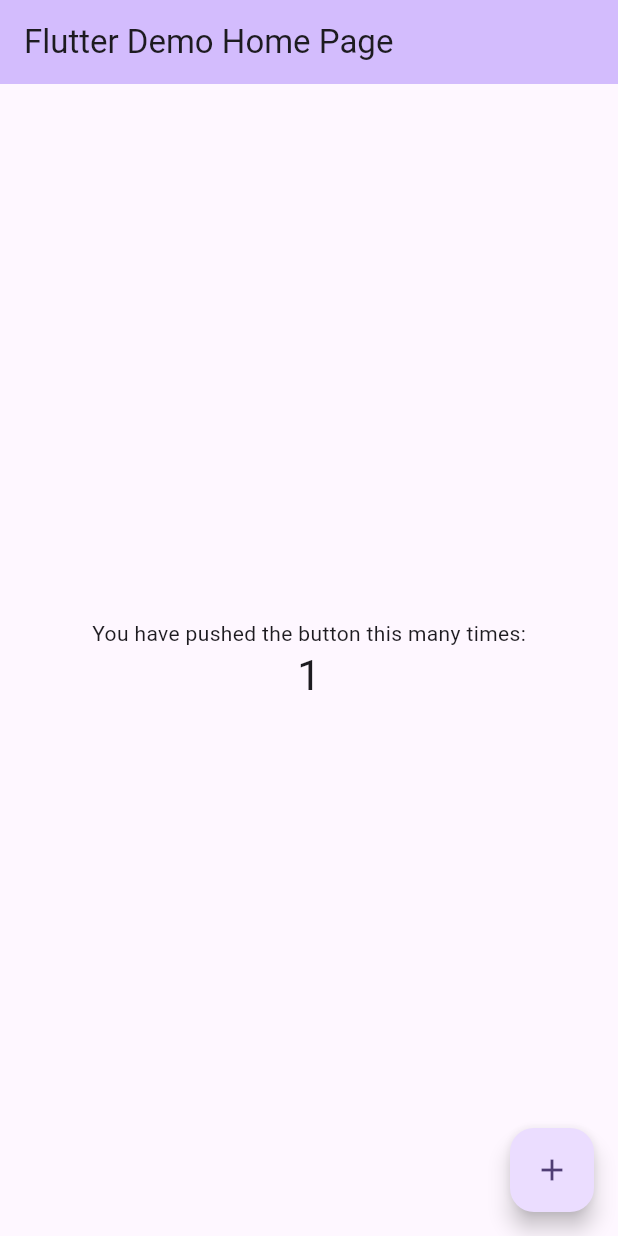
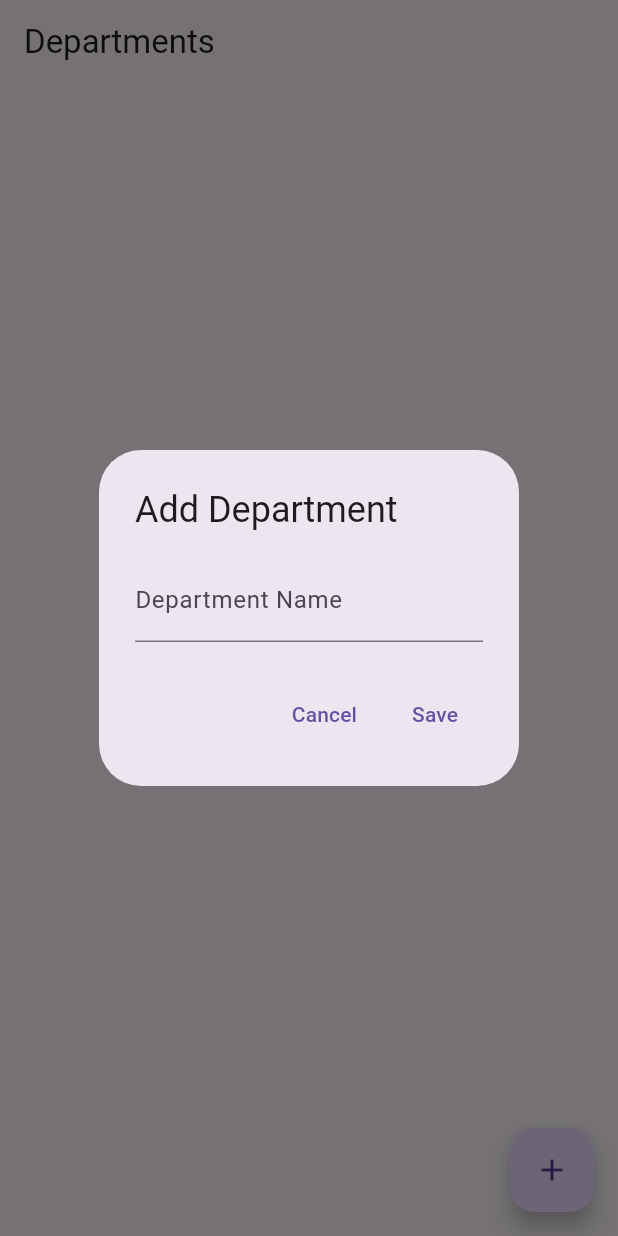
Before and after one commit to WellAzvdo/EscalaIEVV, a Flutter app: the screen it shows after launch, after a tap on the "add" icon, on a phone screen of 412 x 824 dp. Run offline on Flutter 3.47's test engine with Material 3 defaults, Android fonts, the phone set to English and light mode, and no system bars; our stand-ins replace sqflite_common_ffi; accounts and stored records are empty.

Commit message:
Creating CRUD

```diff
--- a/church_schedule_app/lib/database/db_helper.dart
+++ b/church_schedule_app/lib/database/db_helper.dart
@@ -1,15 +1,15 @@
-import 'package:sqflite/sqflite.dart';
 import 'package:sqflite_common_ffi/sqflite_ffi.dart';
-import 'package:path/path.dart';
 
 class DBHelper {
-  static const _databaseName = "church_schedule.db";
-  static const _databaseVersion = 1;
+  static final DBHelper _instance = DBHelper._();
+  static Database? _database;
 
-  static final DBHelper instance = DBHelper._privateConstructor();
-  DBHelper._privateConstructor();
+  DBHelper._() {
+    sqfliteFfiInit(); // Inicializa suporte FFI
+    databaseFactory = databaseFactoryFfi; // Configura o factory global
+  }
 
-  static Database? _database;
+  factory DBHelper() => _instance;
 
   Future<Database> get database async {
     if (_database != null) return _database!;
@@ -18,44 +18,49 @@ class DBHelper {
   }
 
   Future<Database> _initDatabase() async {
-    // Use sqflite_common_ffi for desktop platforms
-    databaseFactory = databaseFactoryFfi;
+    final dbFactory = databaseFactoryFfi; // Certifique-se que o factory está configurado
+    final dbPath = await getDatabasesPath();
+    final path = '$dbPath/church_schedule.db';
 
+    return await dbFactory.openDatabase(path, options: OpenDatabaseOptions(
+      version: 1,
+      onCreate: (db, version) async {
+        await db.execute('''
+          CREATE TABLE departments (
+            id INTEGER PRIMARY KEY AUTOINCREMENT,
+            name TEXT NOT NULL
+          )
+        ''');
+      },
+    ));
+  }
 
-    String path = join(await getDatabasesPath(), _databaseName);
-    return await databaseFactory.openDatabase(
-      path,
-      options: OpenDatabaseOptions(
-        version: _databaseVersion,
-        onCreate: _onCreate,
-      ),
+  static Future<List<Map<String, dynamic>>> getDepartments() async {
+    final db = await DBHelper().database;
+    return await db.query('departments');
+  }
+
+  static Future<void> insertDepartment(String name) async {
+    final db = await DBHelper().database;
+    await db.insert('departments', {'name': name});
+  }
+
+  static Future<void> updateDepartment(int id, String newName) async {
+    final db = await DBHelper().database;
+    await db.update(
+      'departments',
+      {'name': newName},
+      where: 'id = ?',
+      whereArgs: [id],
     );
   }
 
-  Future<void> _onCreate(Database db, int version) async {
-    await db.execute('''
-      CREATE TABLE departments (
-        id INTEGER PRIMARY KEY,
-        name TEXT NOT NULL
-      )
-    ''');
-
-    await db.execute('''
-      CREATE TABLE people (
-        id INTEGER PRIMARY KEY,
-        name TEXT NOT NULL,
-        department_id INTEGER NOT NULL,
-        FOREIGN KEY (department_id) REFERENCES departments (id)
-      )
-    ''');
-
-    await db.execute('''
-      CREATE TABLE schedules (
-        id INTEGER PRIMARY KEY,
-        date TEXT NOT NULL,
-        person_id INTEGER NOT NULL,
-        FOREIGN KEY (person_id) REFERENCES people (id)
-      )
-    ''');
+  static Future<void> deleteDepartment(int id) async {
+    final db = await DBHelper().database;
+    await db.delete(
+      'departments',
+      where: 'id = ?',
+      whereArgs: [id],
+    );
   }
 }
--- a/church_schedule_app/lib/main.dart
+++ b/church_schedule_app/lib/main.dart
@@ -1,5 +1,17 @@
-import 'test_db.dart';
+import 'package:flutter/material.dart';
+import 'screens/departments_screen.dart';
 
 void main() {
-  testDatabase();
+  runApp(MyApp());
 }
+
+class MyApp extends StatelessWidget {
+  @override
+  Widget build(BuildContext context) {
+    return MaterialApp(
+      title: 'Church Schedule App',
+      theme: ThemeData(primarySwatch: Colors.blue),
+      home: DepartmentsScreen(),
+    );
+  }
+}
--- a/church_schedule_app/lib/main_bkp.dart
+++ /dev/null
@@ -1,125 +0,0 @@
-import 'package:flutter/material.dart';
-
-void main() {
-  runApp(const MyApp());
-}
-
-class MyApp extends StatelessWidget {
-  const MyApp({super.key});
-
-  // This widget is the root of your application.
-  @override
-  Widget build(BuildContext context) {
-    return MaterialApp(
-      title: 'Flutter Demo',
-      theme: ThemeData(
-        // This is the theme of your application.
-        //
-        // TRY THIS: Try running your application with "flutter run". You'll see
-        // the application has a blue toolbar. Then, without quitting the app,
-        // try changing the seedColor in the colorScheme below to Colors.green
-        // and then invoke "hot reload" (save your changes or press the "hot
-        // reload" button in a Flutter-supported IDE, or press "r" if you used
-        // the command line to start the app).
-        //
-        // Notice that the counter didn't reset back to zero; the application
-        // state is not lost during the reload. To reset the state, use hot
-        // restart instead.
-        //
-        // This works for code too, not just values: Most code changes can be
-        // tested with just a hot reload.
-        colorScheme: ColorScheme.fromSeed(seedColor: Colors.deepPurple),
-        useMaterial3: true,
-      ),
-      home: const MyHomePage(title: 'Flutter Demo Home Page'),
-    );
-  }
-}
-
-class MyHomePage extends StatefulWidget {
-  const MyHomePage({super.key, required this.title});
-
-  // This widget is the home page of your application. It is stateful, meaning
-  // that it has a State object (defined below) that contains fields that affect
-  // how it looks.
-
-  // This class is the configuration for the state. It holds the values (in this
-  // case the title) provided by the parent (in this case the App widget) and
-  // used by the build method of the State. Fields in a Widget subclass are
-  // always marked "final".
-
-  final String title;
-
-  @override
-  State<MyHomePage> createState() => _MyHomePageState();
-}
-
-class _MyHomePageState extends State<MyHomePage> {
-  int _counter = 0;
-
-  void _incrementCounter() {
-    setState(() {
-      // This call to setState tells the Flutter framework that something has
-      // changed in this State, which causes it to rerun the build method below
-      // so that the display can reflect the updated values. If we changed
-      // _counter without calling setState(), then the build method would not be
-      // called again, and so nothing would appear to happen.
-      _counter++;
-    });
-  }
-
-  @override
-  Widget build(BuildContext context) {
-    // This method is rerun every time setState is called, for instance as done
-    // by the _incrementCounter method above.
-    //
-    // The Flutter framework has been optimized to make rerunning build methods
-    // fast, so that you can just rebuild anything that needs updating rather
-    // than having to individually change instances of widgets.
-    return Scaffold(
-      appBar: AppBar(
-        // TRY THIS: Try changing the color here to a specific color (to
-        // Colors.amber, perhaps?) and trigger a hot reload to see the AppBar
-        // change color while the other colors stay the same.
-        backgroundColor: Theme.of(context).colorScheme.inversePrimary,
-        // Here we take the value from the MyHomePage object that was created by
-        // the App.build method, and use it to set our appbar title.
-        title: Text(widget.title),
-      ),
-      body: Center(
-        // Center is a layout widget. It takes a single child and positions it
-        // in the middle of the parent.
-        child: Column(
-          // Column is also a layout widget. It takes a list of children and
-          // arranges them vertically. By default, it sizes itself to fit its
-          // children horizontally, and tries to be as tall as its parent.
-          //
-          // Column has various properties to control how it sizes itself and
-          // how it positions its children. Here we use mainAxisAlignment to
-          // center the children vertically; the main axis here is the vertical
-          // axis because Columns are vertical (the cross axis would be
-          // horizontal).
-          //
-          // TRY THIS: Invoke "debug painting" (choose the "Toggle Debug Paint"
-          // action in the IDE, or press "p" in the console), to see the
-          // wireframe for each widget.
-          mainAxisAlignment: MainAxisAlignment.center,
-          children: <Widget>[
-            const Text(
-              'You have pushed the button this many times:',
-            ),
-            Text(
-              '$_counter',
-              style: Theme.of(context).textTheme.headlineMedium,
-            ),
-          ],
-        ),
-      ),
-      floatingActionButton: FloatingActionButton(
-        onPressed: _incrementCounter,
-        tooltip: 'Increment',
-        child: const Icon(Icons.add),
-      ), // This trailing comma makes auto-formatting nicer for build methods.
-    );
-  }
-}
--- /dev/null
+++ b/church_schedule_app/lib/screens/departments_screen.dart
@@ -0,0 +1,137 @@
+import 'package:flutter/material.dart';
+import '../database/db_helper.dart';
+
+class DepartmentsScreen extends StatefulWidget {
+  @override
+  _DepartmentsScreenState createState() => _DepartmentsScreenState();
+}
+
+class _DepartmentsScreenState extends State<DepartmentsScreen> {
+  List<Map<String, dynamic>> _departments = [];
+
+  @override
+  void initState() {
+    super.initState();
+    _fetchDepartments();
+  }
+
+  Future<void> _fetchDepartments() async {
+    final data = await DBHelper.getDepartments();
+    setState(() {
+      _departments = data;
+    });
+  }
+
+  Future<void> _addDepartment(String name) async {
+    await DBHelper.insertDepartment(name);
+    _fetchDepartments();
+  }
+
+  Future<void> _editDepartment(int id, String newName) async {
+    await DBHelper.updateDepartment(id, newName);
+    _fetchDepartments();
+  }
+
+  Future<void> _deleteDepartment(int id) async {
+    await DBHelper.deleteDepartment(id);
+    _fetchDepartments();
+  }
+
+  void _showAddEditDialog({int? id, String? currentName}) {
+    final _controller = TextEditingController(text: currentName ?? '');
+    showDialog(
+      context: context,
+      builder: (_) {
+        return AlertDialog(
+          title: Text(id == null ? 'Add Department' : 'Edit Department'),
+          content: TextField(
+            controller: _controller,
+            decoration: InputDecoration(labelText: 'Department Name'),
+          ),
+          actions: [
+            TextButton(
+              onPressed: () => Navigator.of(context).pop(),
+              child: Text('Cancel'),
+            ),
+            TextButton(
+              onPressed: () {
+                if (id == null) {
+                  _addDepartment(_controller.text);
+                } else {
+                  _editDepartment(id, _controller.text);
+                }
+                Navigator.of(context).pop();
+              },
+              child: Text('Save'),
+            ),
+          ],
+        );
+      },
+    );
+  }
+
+  void _confirmDelete(int id) {
+    showDialog(
+      context: context,
+      builder: (_) {
+        return AlertDialog(
+          title: Text('Confirm Deletion'),
+          content: Text('Are you sure you want to delete this department?'),
+          actions: [
+            TextButton(
+              onPressed: () => Navigator.of(context).pop(),
+              child: Text('Cancel'),
+            ),
+            TextButton(
+              onPressed: () {
+                _deleteDepartment(id);
+                Navigator.of(context).pop();
+              },
+              child: Text('Delete'),
+            ),
+          ],
+        );
+      },
+    );
+  }
+
+  @override
+  Widget build(BuildContext context) {
+    return Scaffold(
+      appBar: AppBar(
+        title: Text('Departments'),
+      ),
+      body: _departments.isEmpty
+          ? Center(child: Text('No departments added yet.'))
+          : ListView.builder(
+              itemCount: _departments.length,
+              itemBuilder: (context, index) {
+                final department = _departments[index];
+                return ListTile(
+                  title: Text(department['name']),
+                  trailing: Row(
+                    mainAxisSize: MainAxisSize.min,
+                    children: [
+                      IconButton(
+                        icon: Icon(Icons.edit),
+                        onPressed: () => _showAddEditDialog(
+                          id: department['id'],
+                          currentName: department['name'],
+                        ),
+                      ),
+                      IconButton(
+                        icon: Icon(Icons.delete),
+                        onPressed: () => _confirmDelete(department['id']),
+                      ),
+                    ],
+                  ),
+                );
+              },
+            ),
+      floatingActionButton: FloatingActionButton(
+        child: Icon(Icons.add),
+        onPressed: () => _showAddEditDialog(),
+      ),
+    );
+  }
+}
--- a/church_schedule_app/lib/test_db.dart
+++ /dev/null
@@ -1,12 +0,0 @@
-import 'package:church_schedule_app/database/db_helper.dart';
-
-void testDatabase() async {
-  final db = await DBHelper.instance.database;
-
-  // Inserir um departamento
-  await db.insert('departments', {'name': 'Diaconato'});
-
-  // Obter os departamentos
-  List<Map<String, dynamic>> departments = await db.query('departments');
-  print('Departamentos: $departments');
-}
```
